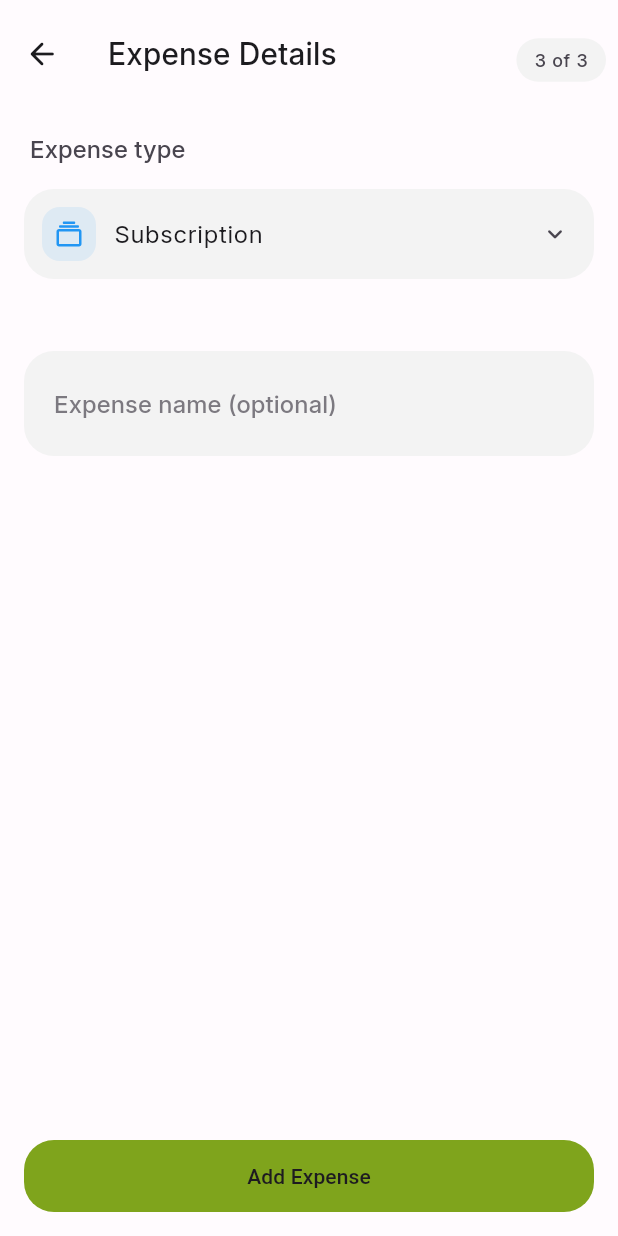
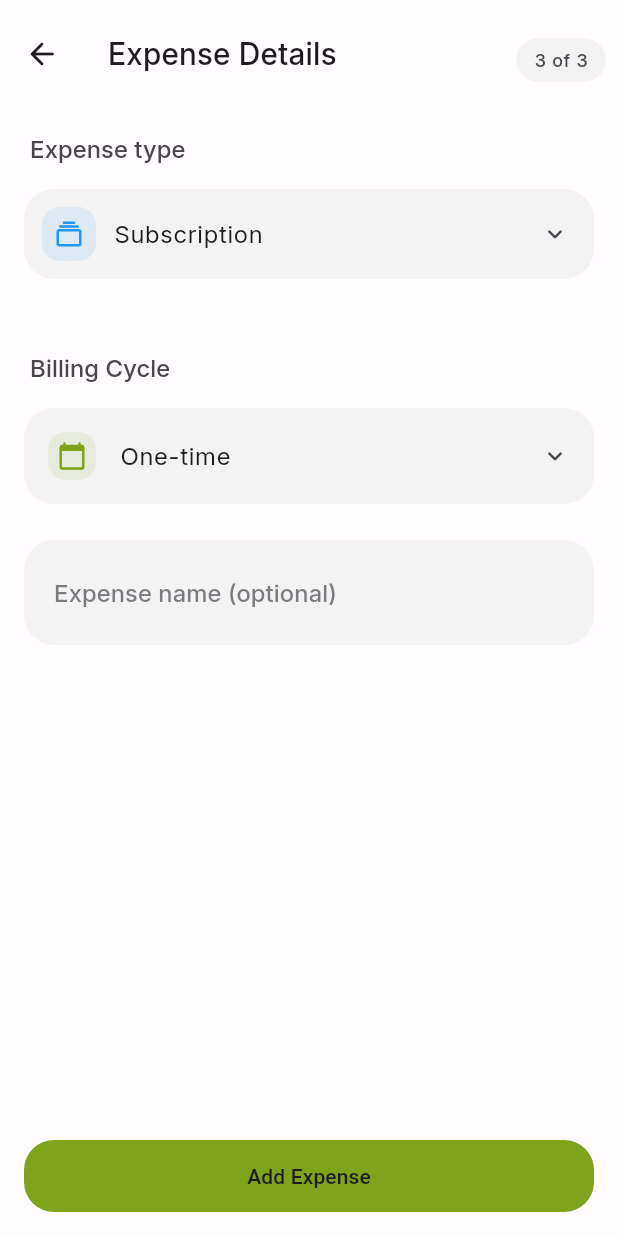
Before and after one commit to 0x6762/kiwi-spending-tracker, a Flutter app: the MultiStepExpenseDialog screen opened directly with empty values, swiped to page 3, on a phone screen of 412 x 824 dp. Run offline on Flutter 3.47's test engine with Material 3 defaults, Android fonts, the phone set to English and light mode, and no system bars; our stand-ins replace drift, file_picker, firebase_core, fl_chart, flutter_svg, package_info_plus and 4 more; accounts and stored records are empty; generated files the repository leaves out were written again.

```diff
--- a/lib/widgets/dialogs/multi_step_expense/controllers/expense_form_controller.dart
+++ b/lib/widgets/dialogs/multi_step_expense/controllers/expense_form_controller.dart
@@ -140,6 +140,7 @@ class ExpenseFormController extends ChangeNotifier {
 
   void setFrequency(ExpenseFrequency frequency) {
     _frequency = frequency;
+    // Automatically set isRecurring based on frequency
     _isRecurring = frequency != ExpenseFrequency.oneTime;
     notifyListeners();
   }
--- a/lib/widgets/dialogs/multi_step_expense/steps/details_step_widget.dart
+++ b/lib/widgets/dialogs/multi_step_expense/steps/details_step_widget.dart
@@ -223,8 +223,8 @@ class DetailsStepWidget extends StatelessWidget {
                     ),
                     const SizedBox(height: 24),
 
-                    // Recurring section - only show for recurring expenses
-                    if (controller.isRecurring) ...[
+                    // Frequency section - always visible
+                    const SizedBox(height: 24),
                     // Frequency label
                     Padding(
                       padding: const EdgeInsets.only(left: 4, bottom: 16),
@@ -243,31 +243,6 @@ class DetailsStepWidget extends StatelessWidget {
                       icon: AppIcons.calendar,
                       onTap: () => _showFrequencyPicker(context, controller),
                     ),
-                    ],
-
-                    // Recurring toggle - only show for non-subscription types
-                    if (controller.selectedExpenseType != ExpenseType.subscription) ...[
-                      const SizedBox(height: 24),
-                      // Recurring toggle
-                      Row(
-                        children: [
-                          Expanded(
-                            child: Text(
-                              'Recurring expense',
-                              style: theme.textTheme.titleSmall?.copyWith(
-                                color: theme.colorScheme.onSurfaceVariant,
-                              ),
-                            ),
-                          ),
-                          Switch(
-                            value: controller.isRecurring,
-                            onChanged: (value) {
-                              controller.setRecurring(value);
-                            },
-                          ),
-                        ],
-                      ),
-                    ],
 
                     const SizedBox(height: 24),
 
```
Also changed, not shown: 1 other file. Lines whose indentation alone changed are shown as unchanged.
